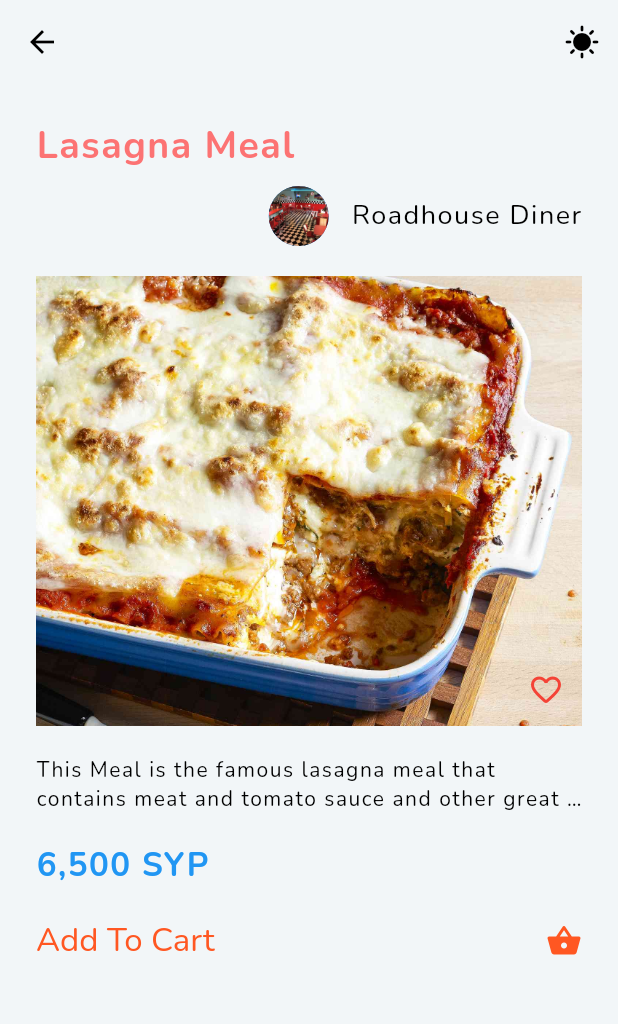
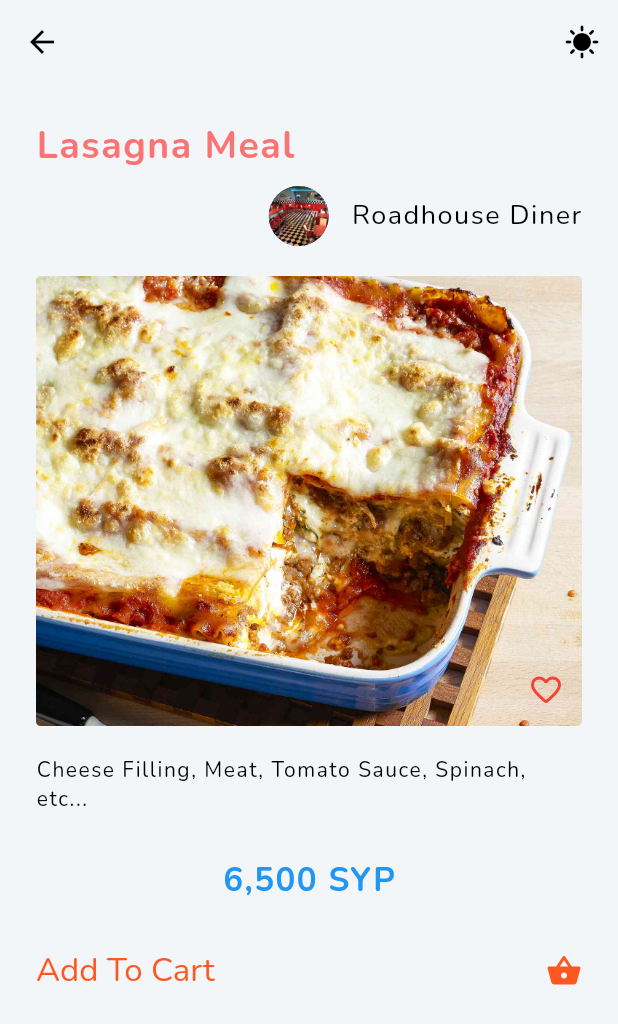
Before and after one commit to MohammadBali/Yummy, a Flutter app: the RestaurantPage screen opened directly, after a tap on "Food Name", on a phone screen of 412 x 824 dp. Shown: the top 1024 px of the screen. Run offline on Flutter 3.47's test engine with Material 2 defaults, Android fonts, the light colour scheme and no system bars; our stand-ins replace bloc, flutter_bloc, fluttertoast, hexcolor, scrollable_positioned_list, shared_preferences and 2 more; accounts and stored records are empty.

Commit message:
Edit in Restaurant Page

```diff
--- a/lib/modules/Meal_Details/meal_details.dart
+++ b/lib/modules/Meal_Details/meal_details.dart
@@ -2,6 +2,8 @@ import 'package:flutter/material.dart';
 import 'package:flutter_bloc/flutter_bloc.dart';
 import 'package:yummy/layout/cubit/cubit.dart';
 import 'package:yummy/layout/cubit/states.dart';
+import 'package:yummy/modules/Restaurants/restaurant_page.dart';
+import 'package:yummy/shared/components/components.dart';
 import 'package:yummy/shared/styles/styles.dart';
 
 import '../../shared/styles/colors.dart';
@@ -31,7 +33,16 @@ class MealDetails extends StatelessWidget {
             ],
           ),
 
-          body: SingleChildScrollView(
+          body: Container(
+            // decoration: BoxDecoration(
+            //   image: DecorationImage(
+            //     image: AssetImage('assets/images/sketch.jpg',),
+            //     repeat: ImageRepeat.repeatY,
+            //     opacity: 0.1,
+            //     fit: BoxFit.contain
+            //   )
+            // ),
+            child: SingleChildScrollView(
                 child: Padding(
                   padding: const EdgeInsets.all(24.0),
                   child: Column(
@@ -39,18 +50,20 @@ class MealDetails extends StatelessWidget {
                     mainAxisSize: MainAxisSize.max,
                     children:
                     [
-                    mealItemBuilder(),
+                      mealItemBuilder(context),
                     ],
                   ),
                 )
             ),
+          ),
+
         );
       },
     );
   }
 
 
-  Widget mealItemBuilder()
+  Widget mealItemBuilder(BuildContext context)
   {
     return Column(
       crossAxisAlignment: CrossAxisAlignment.start,
@@ -64,7 +77,14 @@ class MealDetails extends StatelessWidget {
 
         const SizedBox(height: 10,),
 
-        Row(
+        GestureDetector(
+
+          onTap: ()
+          {
+            navigateTo(context, const RestaurantPage());
+          },
+
+          child: Row(
             children: [
               const Spacer(),
 
@@ -81,6 +101,7 @@ class MealDetails extends StatelessWidget {
               ),
             ],
           ),
+        ),
 
         const SizedBox(height: 20,),
 
@@ -90,14 +111,18 @@ class MealDetails extends StatelessWidget {
             SizedBox(
               width: double.infinity,
               height: 300,
+              child: ClipRRect(
+                borderRadius: BorderRadius.circular(3),
                 child: Image(
                   image: const AssetImage('assets/images/lasagna.jpg'),
                   fit: BoxFit.cover,
+                  isAntiAlias: true,
                   errorBuilder: (context,object,trace)
                   {
                     print('Error While Getting Image, ${object.toString()}');
                     return const Image(image: AssetImage('assets/images/lasagna.jpg'),);
                   },
+                ),
               ),
             ),
 
@@ -115,20 +140,22 @@ class MealDetails extends StatelessWidget {
         const SizedBox(height: 20,),
 
         Text(
-          'This Meal is the famous lasagna meal that contains meat and tomato sauce and other great stuff',
+          'Cheese Filling, Meat, Tomato Sauce, Spinach, etc...',
           style: defaultDescriptionTextStyle,
-          maxLines: 2,
+          maxLines: 4,
           overflow: TextOverflow.ellipsis,
         ),
 
-        const SizedBox(height: 20,),
+        const SizedBox(height: 30,),
 
-        Text(
+        Center(
+          child: Text(
             '6,500 SYP',
             style: defaultPriceTextStyle,
           ),
+        ),
 
-        const SizedBox(height: 20,),
+        const SizedBox(height: 30,),
 
         InkWell(
           highlightColor: Colors.deepOrange.withOpacity(0.2),
--- a/lib/modules/Restaurants/restaurant_page.dart
+++ b/lib/modules/Restaurants/restaurant_page.dart
@@ -75,7 +75,7 @@ class _RestaurantPageState extends State<RestaurantPage> {
                 children:
                 [
                   Padding(
-                    padding: const EdgeInsets.symmetric(horizontal: 15.0),
+                    padding: const EdgeInsets.symmetric(horizontal: 5.0),
                     child: Container(
                       width: double.infinity,
                       clipBehavior: Clip.antiAliasWithSaveLayer,
@@ -89,18 +89,35 @@ class _RestaurantPageState extends State<RestaurantPage> {
                         borderRadius: BorderRadius.circular(5),
                       ),
                       child: Padding(
-                        padding: const EdgeInsets.all(24.0),
-                        child: Center(
-                            child: Text(
-                              'Roadhouse Diner',
-                              style: defaultRestaurantNameTextStyle,
-                            )
+                        padding: const EdgeInsets.all(20.0),
+                        child: Column(
+                          children: [
+                            Center(
+                                child: Text(
+                                  'Roadhouse Diner',
+                                  style: defaultRestaurantNameTextStyle,
+                                )
+                            ),
+
+                            const SizedBox(height: 5,),
+
+                            const Align(
+                              alignment: AlignmentDirectional.bottomEnd,
+                              child: Text(
+                                'Delivery Cost: 2000 SYP',
+                                style: const TextStyle(
+                                  fontSize: 16,
+                                  fontWeight: FontWeight.w500
+                                ),
+                              ),
+                            ),
+                          ],
                         ),
                       ),
                     ),
                   ),
 
-                  const SizedBox(height: 20,),
+                  const SizedBox(height: 25,),
 
                   Padding(
                     padding: const EdgeInsets.symmetric(horizontal: 24.0),
@@ -135,20 +152,6 @@ class _RestaurantPageState extends State<RestaurantPage> {
                       ),
                     ),
                   ),
-
-                  // SmoothPageIndicator(
-                  //   controller: pageController,
-                  //   count: 3,
-                  //   effect:  ExpandingDotsEffect
-                  //     (
-                  //     dotColor: Colors.grey,
-                  //     activeDotColor: AppCubit.get(context).isDarkTheme ? defaultDarkColor : defaultColor,
-                  //     dotHeight: 10,
-                  //     dotWidth: 10,
-                  //     expansionFactor: 3,
-                  //     spacing: 5,
-                  //   ),
-                  // ),
 
                   Expanded(
                     child: PageView.builder(
```
Also changed, not shown: assets/images/sketch.jpg (added). Lines whose indentation alone changed are shown as unchanged.
